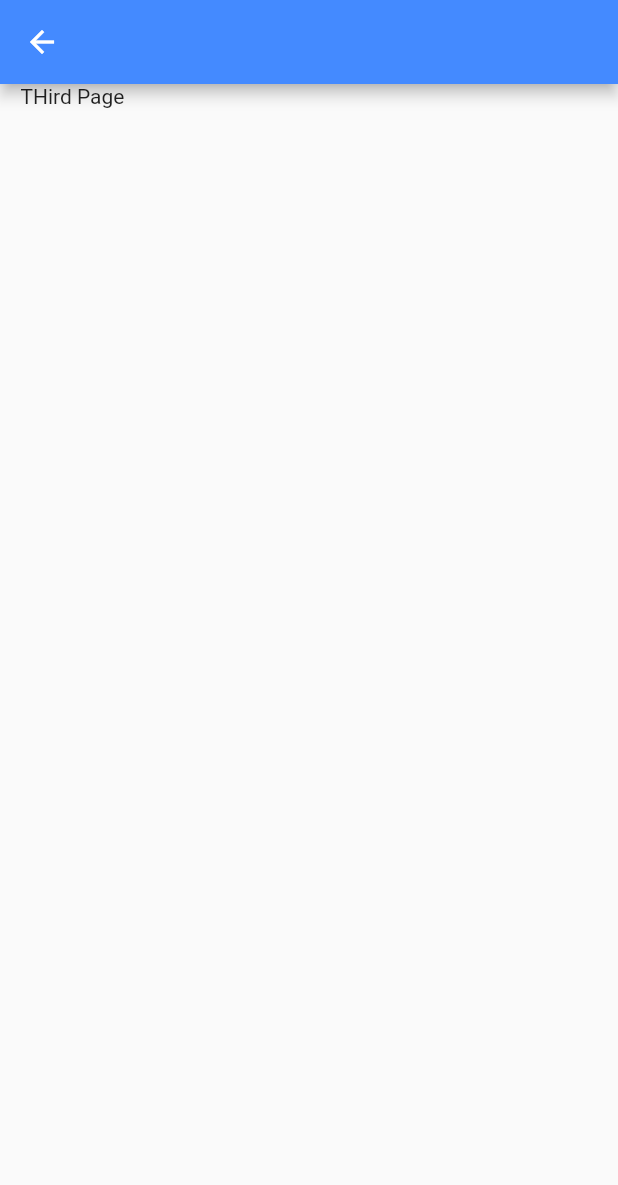
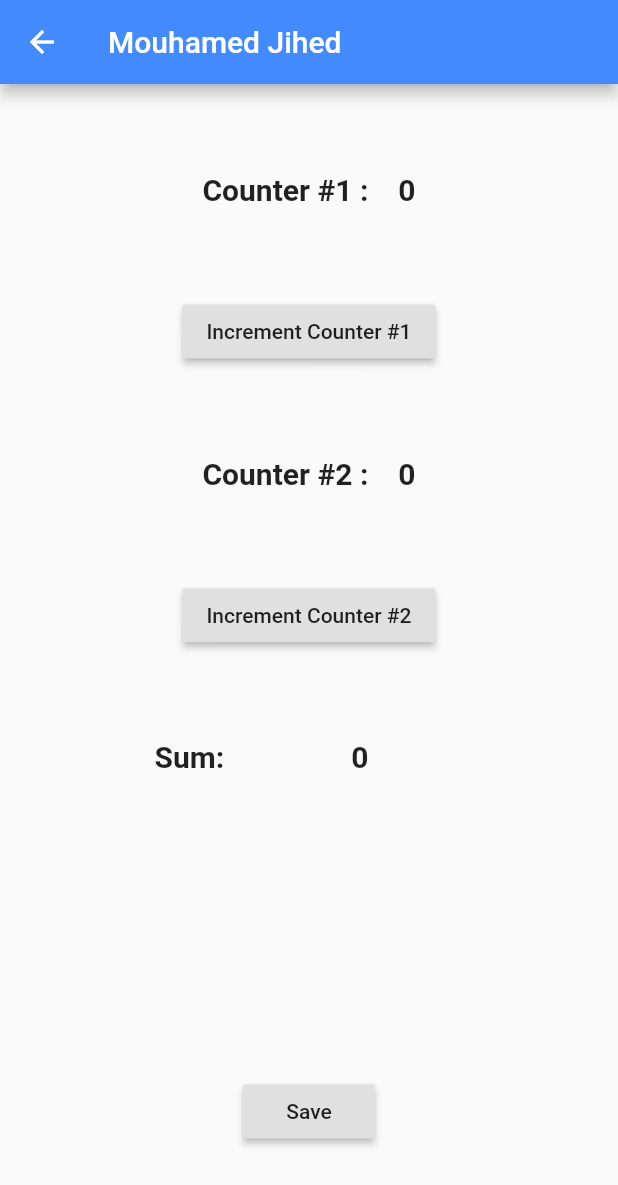
Before and after one commit to oussemaAr/getx_example, a Flutter app: the ThirdPageView screen opened directly, on a phone screen of 412 x 824 dp. Shown: the top 1185 px of the screen. Run offline on Flutter 3.47's test engine with Material 2 defaults, Android fonts, the phone set to English and light mode, and no system bars; our stand-ins replace get, get_storage; accounts and stored records are empty.

Commit message:
controll

```diff
--- a/lib/controllers/SommeController.dart
+++ b/lib/controllers/SommeController.dart
@@ -0,0 +1,30 @@
+import 'package:get/get.dart';
+import 'package:get/get_state_manager/src/simple/list_notifier.dart';
+import 'package:get_storage/get_storage.dart';
+
+class SommeController extends GetxController {
+  final cont1 = 0.obs;
+  final cont2 = 0.obs;
+  final name = "Mouhamed Jihed ".obs;
+  GetStorage box = GetStorage();
+
+  @override
+  void onInit() {
+    if (box.read('cont1') != null) {
+      cont1.value = box.read("cont1");
+      cont2.value = box.read("cont2");
+    }
+  }
+
+
+
+  int get sum => cont1.value + cont2.value;
+  increment1() => cont1.value++;
+  increment2() => cont2.value++;
+
+  save() {
+    box.write("cont1", cont1.value);
+    box.write("cont2", cont2.value);
+
+  }
+}
--- a/lib/controllers/bindings/SampleBind.dart
+++ b/lib/controllers/bindings/SampleBind.dart
@@ -1,10 +1,12 @@
 
 
 import 'package:get/get.dart';
+import 'package:getx_exemple/controllers/SommeController.dart';
 
 class SampleBind extends Bindings {
   @override
   void dependencies() {
+    Get.lazyPut<SommeController>(() => SommeController());
   }
 
 }
--- a/lib/screens/Third.dart
+++ b/lib/screens/Third.dart
@@ -1,9 +1,8 @@
-
-
 import 'package:flutter/material.dart';
+import 'package:get/get.dart';
+import 'package:getx_exemple/controllers/SommeController.dart';
 
 class ThirdPage extends StatelessWidget {
-
   @override
   Widget build(BuildContext context) {
     return Container(
@@ -23,10 +22,65 @@ class _ThirdPageViewState extends State<ThirdPageView> {
   @override
   Widget build(BuildContext context) {
     return Scaffold(
-      appBar: AppBar(),
-          body: Container(
-         child: Text("    THird Page "),
-      ),
+      appBar: AppBar(title: Text(Get.find<SommeController>().name.value)),
+      body: Container(
+          child: Column(
+        mainAxisAlignment: MainAxisAlignment.spaceEvenly,
+        children: [
+          GetX<SommeController>(
+            builder: (_) {
+              return Center(
+                child: Text(
+                  'Counter #1 :    ${_.cont1.value}',
+                  style: TextStyle(fontSize: 20, fontWeight: FontWeight.bold),
+                ),
+              );
+            },
+          ),
+          RaisedButton(
+            child: Text("Increment Counter #1"),
+            onPressed: () {
+              Get.find<SommeController>().increment1();
+            },
+          ),
+          GetX<SommeController>(
+            builder: (_) {
+              return Center(
+                child: Text(
+                  'Counter #2 :    ${_.cont2.value}',
+                  style: TextStyle(fontSize: 20, fontWeight: FontWeight.bold),
+                ),
+              );
+            },
+          ),
+          RaisedButton(
+            child: Text("Increment Counter #2"),
+            onPressed: () {
+              Get.find<SommeController>().increment2();
+            },
+          ),
+          GetX<SommeController>(builder: (_) {
+              print("sum rebuild");
+              return Center(
+                child: Container(
+                  width: Get.width *0.5,
+                  height: Get.height*0.2,
+                  child: Text(
+                    'Sum:                 ${_.sum}',
+                   style: TextStyle(fontSize: 20, fontWeight: FontWeight.bold),
+                  ),
+                ),
+              );
+            }),
+
+             RaisedButton(
+            child: Text("Save"),
+            onPressed: () {
+              Get.find<SommeController>().save();
+            },
+          ),
+        ],
+      )),
     );
   }
 }
```
